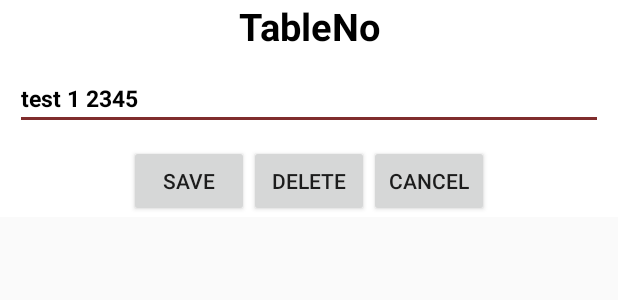
After one commit to wjjasd/MenuMemo, an Android app: the layout activity_detail.xml on its own in the app's theme, with its tools: preview values and no code run, on a phone screen of 412 x 824 dp. The commit adds this screen. Shown: the top 300 px of the screen. Run offline under Robolectric (Android 15) with nearby library versions, the phone set to English and light mode, and no system bars.

Commit message:
주석추가

```diff
--- a/app/src/main/java/com/wjjasd/google/menumemo/TableActivity.java
+++ b/app/src/main/java/com/wjjasd/google/menumemo/TableActivity.java
@@ -10,7 +10,6 @@ import android.view.View;
 import android.widget.ImageButton;
 import android.widget.Toast;
 
-import java.io.Serializable;
 import java.util.ArrayList;
 import java.util.List;
 
@@ -121,7 +120,6 @@ public class TableActivity extends AppCompatActivity implements View.OnClickList
             startActivity(intent);
             finish();
         }
-
     }
 
     @Override
--- /dev/null
+++ b/app/src/main/res/layout/activity_detail.xml
@@ -0,0 +1,57 @@
+<?xml version="1.0" encoding="utf-8"?>
+<LinearLayout xmlns:android="http://schemas.android.com/apk/res/android"
+    xmlns:app="http://schemas.android.com/apk/res-auto"
+    xmlns:tools="http://schemas.android.com/tools"
+    android:layout_width="match_parent"
+    android:layout_height="wrap_content"
+    android:background="@android:color/white"
+    android:orientation="vertical"
+    tools:context=".DetailActivity">
+
+    <TextView
+        android:id="@+id/tv_tableNo_detail"
+        android:layout_width="match_parent"
+        android:layout_height="wrap_content"
+        android:gravity="center"
+        android:text="TableNo"
+        android:textColor="@android:color/black"
+        android:textSize="25sp"
+        android:textStyle="bold" />
+
+    <EditText
+        android:id="@+id/et_menu_detail"
+        android:layout_width="match_parent"
+        android:layout_height="wrap_content"
+        android:layout_margin="10dp"
+        android:text="test 1 2345"
+        android:textColor="@android:color/black"
+        android:textSize="15sp"
+        android:textStyle="bold" />
+
+    <LinearLayout
+        android:layout_width="match_parent"
+        android:layout_height="wrap_content"
+        android:gravity="center"
+        android:orientation="horizontal">
+
+        <Button
+            android:id="@+id/btn_save_detail"
+            android:layout_width="80dp"
+            android:layout_height="match_parent"
+            android:text="@string/save" />
+
+        <Button
+            android:id="@+id/btn_delete_detail"
+            android:layout_width="80dp"
+            android:layout_height="match_parent"
+            android:text="@string/delete" />
+
+        <Button
+            android:id="@+id/btn_cancel_detail"
+            android:layout_width="80dp"
+            android:layout_height="match_parent"
+            android:text="@string/cancel" />
+
+    </LinearLayout>
+
+</LinearLayout>
--- a/build.gradle
+++ b/build.gradle
@@ -7,7 +7,7 @@ buildscript {
 
     }
     dependencies {
-        classpath 'com.android.tools.build:gradle:3.6.1'
+        classpath 'com.android.tools.build:gradle:4.0.1'
         classpath "io.realm:realm-gradle-plugin:6.0.2"
 
         // NOTE: Do not place your application dependencies here; they belong
```
Also changed, not shown: app/src/main/java/com/wjjasd/google/menumemo/DetailActivity.java (+8 -4 lines), app/src/main/java/com/wjjasd/google/menumemo/EditCategoryActivity.java (+9 -7 lines), app/src/main/java/com/wjjasd/google/menumemo/EditMenuActivity.java (+32 -29 lines), app/src/main/java/com/wjjasd/google/menumemo/MainActivity.java (+12 -15 lines), app/src/main/res/anim/button_anim.xml (added, +13 -0 lines), app/src/main/res/drawable/button_background.xml (added, +14 -0 lines), app/src/main/res/drawable/detail_layout_background.xml (added, +7 -0 lines), app/src/main/res/layout/new_table_memo.xml (added, +43 -0 lines), gradle/wrapper/gradle-wrapper.properties.
